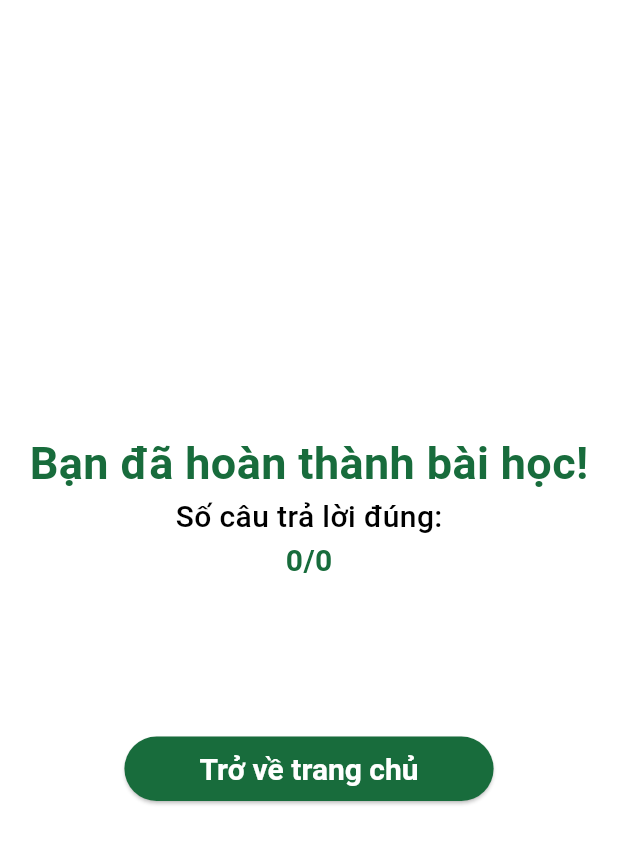
After one commit to tedomi2705/vmeducation, a Flutter app: the ResultScreen screen opened directly, on a phone screen of 412 x 824 dp. The commit adds this screen. Shown: the top 844 px of the screen. Run offline on Flutter 3.47's test engine with Material 3 defaults, Android fonts, the phone set to English and light mode, and no system bars; our stand-ins replace animated_bottom_navigation_bar, carousel_slider, flutter_map, get, ionicons, latlong2 and 1 more; missing offline and left inert: flutter_masonry_view.

Commit message:
Add quiz screen (#7)

```diff
--- a/lib/core/app_color.dart
+++ b/lib/core/app_color.dart
@@ -11,6 +11,11 @@ class AppColor {
   static const green3 = Color.fromARGB(133, 31, 173, 31);
   static const green4 = Color.fromARGB(255, 214, 225, 217);
   static const green5 = Color.fromARGB(255, 92, 187, 108);
+  static const green6 = Color.fromARGB(255, 229, 239, 229);
+
+  static const correct = Color.fromARGB(255, 44, 93, 52);
+  static const wrong = Color.fromARGB(255, 255, 0, 0);
+  static const grey = Color.fromARGB(255, 130, 118, 118);
 
   static const black01 = Color(0xCC000000);
 }
--- a/lib/core/app_data.dart
+++ b/lib/core/app_data.dart
@@ -6,6 +6,8 @@ import 'package:vmeducation/src/model/learning.dart';
 import 'package:vmeducation/src/model/learning_item.dart';
 import 'package:vmeducation/src/model/lesson.dart';
 import 'package:vmeducation/src/model/lesson_image.dart';
+import 'package:vmeducation/src/model/question.dart';
+import 'package:vmeducation/src/model/quiz.dart';
 import 'package:vmeducation/src/model/regulation.dart';
 import 'package:vmeducation/src/model/tour.dart';
 
@@ -50,6 +52,12 @@ class AppData {
   static const String ask = 'Bạn có muốn mở khóa thành tựu?';
   static const String later = 'Để sau';
   static const String unlock = 'Mở khóa';
+
+  static const String finish = 'Bạn đã hoàn thành bài học!';
+  static const String correct = 'Số câu trả lời đúng:';
+  static const String receive = 'Bạn đã mở khóa mô hình';
+  static const String model = 'Cổ vật';
+  static const String backToHome = 'Trở về trang chủ';
 
 
 
@@ -1262,6 +1270,58 @@ class AppData {
       icon: Icons.star,
       isUnlocked: false,
     ),
-  // Add more achievements as needed
+  ];
+
+  static List<Quiz> quizList = [
+    Quiz(
+      lessonTitle: 'Người Chứt',
+      questionsList: [
+        Question(
+          question: 'Dân tộc Chứt gồm mấy nhóm chính?',
+          options: ['2', '3', '4', '5'],
+          answer: 3,
+        ),
+        Question(
+          question: 'Dân số của người Chứt là bao nhiêu (2019)?',
+          options: ['3.000 người', '10.000 người', '7.500 người', '6.000 người'],
+          answer: 2,
+        ),
+        Question(
+          question: 'Người Chứt sinh sống chủ yếu ở đâu?',
+          options: ['Quảng Bình', 'Đà Nẵng', 'Kiên Giang', 'Hòa Bình'],
+          answer: 0,
+        ),
+        Question(
+          question: 'Vũ khí chính khi đi săn của người Chứt là gì?',
+          options: ['Dao', 'Mũi tên tre/nứa', 'Súng', 'Gậy'],
+          answer: 1,
+        ),
+      ]
+    ),
+    Quiz(
+      lessonTitle: 'Người Mường',
+      questionsList: [
+        Question(
+          question: 'Dân số của người Mường là bao nhiêu (2019)?',
+          options: ['800.000 người', '2.000.000 người', '1.400.000 người', '1.600.000 người'],
+          answer: 2,
+        ),
+        Question(
+          question: 'Người Mường sinh sống chủ yếu ở đâu?',
+          options: ['Hà Giang', 'Lạng Sơn', 'Sơn La', 'Hòa Bình'],
+          answer: 3,
+        ),
+        Question(
+          question: 'Một trong những truyện thơ nổi tiếng của người Mường là gì?',
+          options: ['Út Lót - Hồ Liêu', 'Nghìn lẻ một đêm', 'Truyện Kiều', 'Số đỏ'],
+          answer: 0,
+        ),
+        Question(
+          question: 'Một trong những điệu múa truyền thống của người Mường?',
+          options: ['Múa khăn', 'Múa hoa', 'Múa tay', 'Múa bông'],
+          answer: 3,
+        ),
+      ]
+    ),
   ];
 }
--- a/lib/core/app_style.dart
+++ b/lib/core/app_style.dart
@@ -101,6 +101,24 @@ const settingsCardStyle = TextStyle(
   fontWeight: FontWeight.w400,
 );
 
+const questionCountStyle = TextStyle(
+  color: Colors.black,
+  fontSize: 25,
+  fontWeight: FontWeight.bold,
+);
+
+const finishStyle = TextStyle(
+  color: AppColor.primaryColor,
+  fontSize: 30,
+  fontWeight: FontWeight.bold,
+);
+
+const modelStyle = TextStyle(
+  color: AppColor.primaryColor,
+  fontSize: 20,
+  fontWeight: FontWeight.bold,
+);
+
 //PaddingStyle
 const onboardingPaddingStyle = EdgeInsets.only(left: 50.0, right: 50.0, bottom: 50.0);
 
--- a/lib/main.dart
+++ b/lib/main.dart
@@ -1,4 +1,5 @@
 import 'package:flutter/material.dart';
+import 'package:get/get.dart';
 import 'package:vmeducation/src/view/screen/onboarding_screen.dart';
 import 'package:vmeducation/src/view/screen/splash_screen.dart';
 
@@ -13,7 +14,7 @@ class MyApp extends StatelessWidget {
 
   @override
   Widget build(BuildContext context) {
-    return const MaterialApp(
+    return const GetMaterialApp(
       title: 'Onbroading Screen',
       home: SplashScreen(),
       debugShowCheckedModeBanner: false,
--- /dev/null
+++ b/lib/src/controller/question_controller.dart
@@ -0,0 +1,85 @@
+import 'dart:async';
+
+import 'package:flutter/material.dart';
+import 'package:flutter/widgets.dart';
+import 'package:get/get.dart';
+import 'package:vmeducation/core/app_data.dart';
+import 'package:vmeducation/src/model/question.dart';
+import 'package:vmeducation/src/model/quiz.dart';
+import 'package:vmeducation/src/view/screen/result_screen.dart';
+
+class QuestionController extends GetxController {
+  PageController? _pageController;
+  PageController? get pageController => this._pageController;
+
+  List<Question>? _questions;
+  List<Question> get questions => _questions ?? [];
+
+  bool _isAnswered = false;
+  bool get isAnswered => this._isAnswered;
+
+  int? _correctAns;
+  int? get correctAns => this._correctAns;
+
+  int? _selectedAns;
+  int? get selectedAns => this._selectedAns;
+
+  RxInt _questionNumber = 1.obs;
+  RxInt get questionNumber => this._questionNumber;
+
+  int _numOfCorrectAns = 0;
+  int get numOfCorrectAns => this._numOfCorrectAns;
+
+  @override
+  void onInit() {
+    _pageController = new PageController();
+    super.onInit();
+  }
+
+  @override
+  void onClose() {
+    _pageController?.dispose();
+    _isAnswered = false;
+    _correctAns = null;
+    _selectedAns = null;
+    _questionNumber.value = 1.obs.value;
+    _numOfCorrectAns = 0;
+    super.onClose();
+  }
+
+  void loadQuestions(String lessonTitle) {
+    _questions = AppData.quizList.firstWhere(
+      (quiz) => quiz.lessonTitle == lessonTitle,
+      orElse: () => Quiz(lessonTitle: '', questionsList: []),
+    ).questionsList;
+  }
+
+  void checkAns(Question question, int selectedIndex) {
+    _isAnswered = true;
+    _correctAns = question.answer;
+    _selectedAns = selectedIndex;
+
+    if (_correctAns == _selectedAns) _numOfCorrectAns++;
+    update();
+
+    Future.delayed(Duration(seconds: 2), () {
+      nextQuestion();
+    });
+  }
+
+  void nextQuestion() {
+    if (_questionNumber.value != _questions?.length) {
+      _isAnswered = false;
+      _pageController?.nextPage(
+        duration: Duration(milliseconds: 200),
+        curve: Curves.ease
+      );
+    } else {
+      Get.to(() => ResultScreen());
+    }
+  }
+
+  void updateQuestionCount(int index) {
+    _questionNumber.value = index + 1;
+  }
+}
--- /dev/null
+++ b/lib/src/model/question.dart
@@ -0,0 +1,11 @@
+class Question {
+  final String question;
+  final List<String> options;
+  final int answer;
+
+  Question({
+    required this.question,
+    required this.options,
+    required this.answer,
+  });
+}
--- /dev/null
+++ b/lib/src/model/quiz.dart
@@ -0,0 +1,11 @@
+import 'package:vmeducation/src/model/question.dart';
+
+class Quiz {
+  final String lessonTitle;
+  final List<Question> questionsList;
+
+  Quiz({
+    required this.lessonTitle,
+    required this.questionsList
+  });
+}
--- a/lib/src/view/screen/collection_screen.dart
+++ b/lib/src/view/screen/collection_screen.dart
@@ -30,6 +30,7 @@ class _CollectionScreenState extends State<CollectionScreen> {
       backgroundColor: Colors.white,
       appBar: AppBar(
         backgroundColor: Colors.white,
+        automaticallyImplyLeading: false,
         actions: [
           PopupMenuButton<DisplayMode>(
             icon: const Icon(
--- /dev/null
+++ b/lib/src/view/screen/result_screen.dart
@@ -0,0 +1,63 @@
+import 'package:flutter/material.dart';
+import 'package:get/get.dart';
+import 'package:vmeducation/core/app_color.dart';
+import 'package:vmeducation/core/app_data.dart';
+import 'package:vmeducation/core/app_style.dart';
+import 'package:vmeducation/src/controller/question_controller.dart';
+import 'package:vmeducation/src/view/screen/home_screen.dart';
+
+class ResultScreen extends StatelessWidget {
+  const ResultScreen({super.key});
+
+  @override
+  Widget build(BuildContext context) {
+    QuestionController _questionController = Get.put(QuestionController());
+    bool _isPassed = _questionController.numOfCorrectAns > _questionController.questions.length / 2;
+    return Scaffold(
+      backgroundColor: Colors.white,
+      body: Column(
+        mainAxisAlignment: MainAxisAlignment.center,
+        children: [
+          Center(child: Text(AppData.finish, style: finishStyle)),
+          Text(AppData.correct, style: CarouselItemDetailStyle),
+          Text("${_questionController.numOfCorrectAns}/${_questionController.questions.length}", style: AppBarTitleStyle),
+          Padding(padding: const EdgeInsets.only(top: 30)),
+          Padding(padding: const EdgeInsets.only(top: 10)),
+          if(_isPassed) Text(AppData.receive,style: CarouselItemDetailStyle),
+          Padding(padding: const EdgeInsets.only(top: 10)),
+          if(_isPassed) Container(
+            width: 100,
+            padding: const EdgeInsets.all(20),
+            decoration: BoxDecoration(
+              color: AppColor.green3,
+              borderRadius: BorderRadius.circular(30),
+            ),
+            child: Column(
+              mainAxisAlignment: MainAxisAlignment.center,
+              children: [
+                CircleAvatar(
+                  backgroundColor: AppColor.green5,
+                  child: Icon(
+                    Icons.star_border_rounded,
+                    color: Colors.white,
+                  ),
+                ),
+                const SizedBox(height: 8),
+                Text(AppData.model, textAlign: TextAlign.center, style: modelStyle),
+              ],
+            ),
+          ),
+          Padding(padding: const EdgeInsets.only(top: 50)),
+          ElevatedButton(
+            style: buttonStyle,
+            onPressed: () {
+              Navigator.push(context, MaterialPageRoute(builder: (context) => HomeScreen()));
+              _questionController.onClose();
+            },
+            child: Text(AppData.backToHome, style: contactCardStyle),
+          ),
+        ],
+      )
+    );
+  }
+}
--- a/pubspec.yaml
+++ b/pubspec.yaml
@@ -44,6 +44,7 @@ dependencies:
   url_launcher: ^6.2.6
   flutter_masonry_view: ^0.0.2
   carousel_slider: ^4.2.1
+  get: ^4.6.6
 
 dev_dependencies:
   flutter_test:
```
Also changed, not shown: lib/src/view/screen/quiz_screen.dart (+38 -14 lines), lib/src/view/widget/quiz/question_card.dart (added, +49 -0 lines), lib/src/view/widget/quiz/question_option.dart (added, +52 -0 lines), pubspec.lock. Lines whose indentation alone changed are shown as unchanged.
